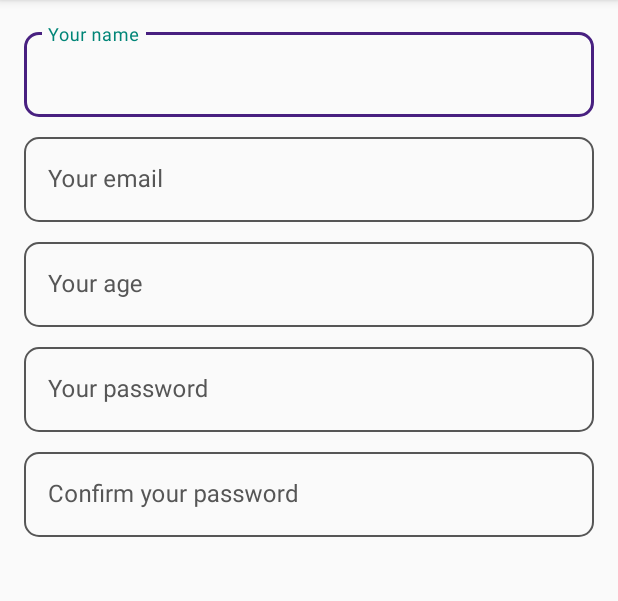
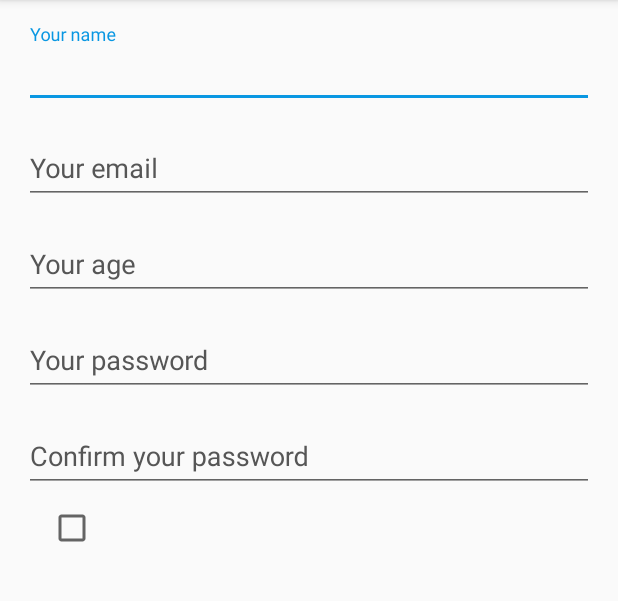
Before and after one commit to thalisvilela/ObservableValidator, an Android app: the screen it shows after launch (MainActivity), on a phone screen of 412 x 824 dp, the part 84-685 px from its top. Run offline under Robolectric (Android 15) with nearby library versions, the phone set to English and light mode, and no system bars; our stand-ins replace data binding; libraries missing offline, so code that uses them is left out: androidx.databinding.library.

```diff
--- a/observablevalidatorsample/build.gradle
+++ b/observablevalidatorsample/build.gradle
@@ -34,7 +34,7 @@ dependencies {
     implementation "org.jetbrains.kotlin:kotlin-stdlib-jdk7:$kotlin_version"
     implementation 'androidx.appcompat:appcompat:1.1.0'
     implementation 'androidx.core:core-ktx:1.1.0'
-    implementation 'com.google.android.material:material:1.0.0'
+    implementation 'com.google.android.material:material:1.1.0-alpha10'
     implementation 'androidx.annotation:annotation:1.0.2'
     implementation 'androidx.constraintlayout:constraintlayout:1.1.3'
     implementation 'androidx.lifecycle:lifecycle-extensions:2.1.0'
--- a/observablevalidatorsample/src/main/java/com/umobi/observablevalidatorsample/data/model/RegisterUser.kt
+++ b/observablevalidatorsample/src/main/java/com/umobi/observablevalidatorsample/data/model/RegisterUser.kt
@@ -51,4 +51,11 @@ class RegisterUser:BaseObservable(){
             field = value
             notifyPropertyChanged(BR.passwordConfirmation)
         }
+
+    @Bindable
+    var acceptTerms:Boolean?=false
+        set(value) {
+            field = value
+            notifyPropertyChanged(BR.acceptTerms)
+        }
 }
--- a/observablevalidatorsample/src/main/java/com/umobi/observablevalidatorsample/ui/login/RegisterViewModel.kt
+++ b/observablevalidatorsample/src/main/java/com/umobi/observablevalidatorsample/ui/login/RegisterViewModel.kt
@@ -18,6 +18,8 @@ class RegisterViewModel : ViewModel() {
     var validator = ObservableValidator(user.value!!, BR::class.java).apply {
         addRule("name", ValidationFlags.FIELD_REQUIRED, "Enter your name")
 
+        addRule("acceptTerms", ValidationFlags.FIELD_REQUIRED, "Aceite nossos termos")
+
         addRule("email", ValidationFlags.FIELD_REQUIRED, "Enter your email")
         addRule("email", ValidationFlags.FIELD_EMAIL, "Enter a valid email")
 
--- a/observablevalidatorsample/src/main/res/layout/activity_main.xml
+++ b/observablevalidatorsample/src/main/res/layout/activity_main.xml
@@ -120,6 +120,18 @@
                 </com.google.android.material.textfield.TextInputLayout>
 
 
+                <com.google.android.material.checkbox.MaterialCheckBox
+                    android:id="@+id/terms"
+                    android:layout_width="wrap_content"
+                    android:layout_height="wrap_content"
+                    android:layout_marginStart="16dp"
+                    android:layout_marginLeft="16dp"
+                    android:layout_marginBottom="8dp"
+                    android:checked="@={viewModel.user.acceptTerms}"
+                    style="@style/myEditText"
+                    error='@{viewModel.validator.getValidation("acceptTerms")}'
+                    />
+
 
 
             </LinearLayout>
--- a/observablevalidatorsample/src/main/res/values/styles.xml
+++ b/observablevalidatorsample/src/main/res/values/styles.xml
@@ -8,7 +8,7 @@
         <item name="colorAccent">@color/colorAccent</item>
     </style>
 
-    <style name="textFieldOutlined" parent="Widget.MaterialComponents.TextInputLayout.OutlinedBox">
+    <style name="textFieldOutlined" parent="Widget.Design.TextInputLayout">
         <item name="android:textSize">@dimen/textFieldFont</item>
         <item name="boxCornerRadiusTopStart">@dimen/radiusComponents</item>
         <item name="boxCornerRadiusTopEnd">@dimen/radiusComponents</item>
```
Also changed, not shown: app/src/main/java/com/umobi/observablevalidator/ObservableValidator.kt (+8 -3 lines).
